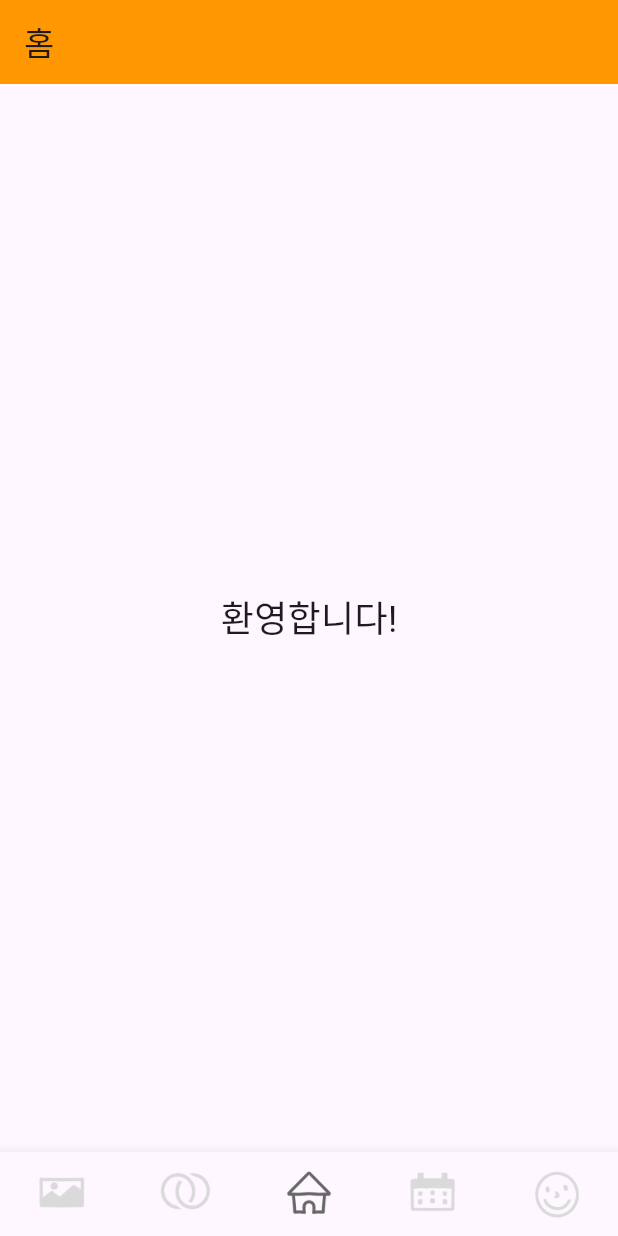
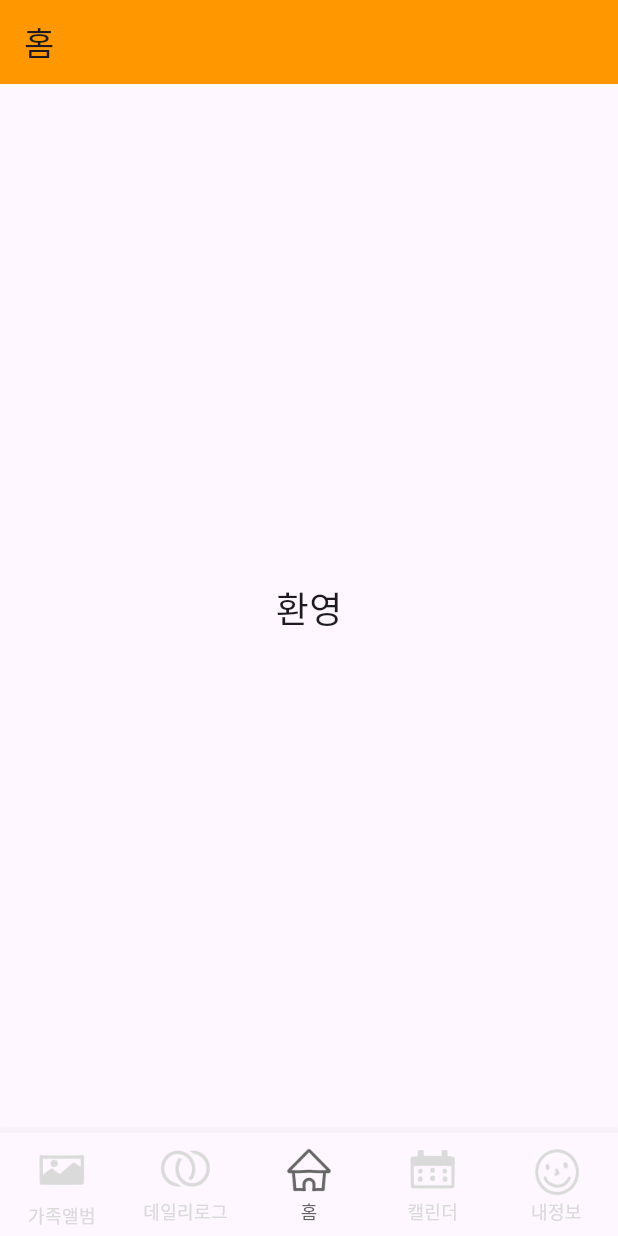
Before and after one commit to Familring/Familring, a Flutter app: the MyHomePage screen opened directly, on a phone screen of 412 x 824 dp. Run offline on Flutter 3.47's test engine with Material 3 defaults, Android fonts, the light colour scheme and no system bars.

Commit message:
하단 네비게이션 바 오류 수정(로그인, 회원가입 기능과 연결)

```diff
--- a/lib/home_screen.dart
+++ b/lib/home_screen.dart
@@ -10,7 +10,7 @@ class HomeScreen extends StatelessWidget {
       ),
       body: Center(
         child: Text(
-          '환영합니다!',
+          '환영',
           style: TextStyle(fontSize: 24),
         ),
       ),
--- a/lib/login_screen.dart
+++ b/lib/login_screen.dart
@@ -27,6 +27,9 @@ class _LoginScreenState extends State<LoginScreen> {
       print('Response body: ${response.body}');
 
       if (response.statusCode == 200) {
+        setState(() {
+          _errorMessage = '';
+        });
         ScaffoldMessenger.of(context).showSnackBar(
           SnackBar(content: Text('로그인 성공')),
         );
--- a/lib/main.dart
+++ b/lib/main.dart
@@ -1,3 +1,6 @@
+import 'package:familring/login_screen.dart';
+import 'package:familring/signup_screen.dart';
+import 'package:familring/welcome_screen.dart';
 import 'package:flutter/material.dart';
 import 'photo_album_screen.dart';
 import 'question_list_screen.dart';
@@ -13,12 +16,17 @@ class MyApp extends StatelessWidget {
   @override
   Widget build(BuildContext context) {
     return MaterialApp(
-      title: 'Flutter Navigation Bar',
-      theme: ThemeData(
-        primarySwatch: Colors.blue,
-      ),
-      debugShowCheckedModeBanner: false,
-      home: MyHomePage(),
+        title: 'Flutter Navigation Bar',
+        theme: ThemeData(
+          primarySwatch: Colors.blue,
+        ),
+        debugShowCheckedModeBanner: false,
+        home: WelcomeScreen(),
+        routes:{
+          '/login' : (context) => LoginScreen(),
+          '/signup' : (context) => SignupScreen(),
+          '/home' : (context) => MyHomePage(),
+        }
     );
   }
 }
@@ -59,45 +67,45 @@ class _MyHomePageState extends State<MyHomePage> {
               AssetImage('images/photo_album_icon.png'),
               size: 40,
             ),
-            label: '',
+            label: '가족앨범',
           ),
           BottomNavigationBarItem(
             icon: ImageIcon(
               AssetImage('images/question_list_icon.png'),
               size: 35,
             ),
-            label: '',
+            label: '데일리로그',
           ),
           BottomNavigationBarItem(
             icon: ImageIcon(
               AssetImage('images/home_icon.png'),
               size: 35,
             ),
-            label: '',
+            label: '홈',
           ),
           BottomNavigationBarItem(
             icon: ImageIcon(
               AssetImage('images/calender_icon.png'),
               size: 35,
             ),
-            label: '',
+            label: '캘린더',
           ),
           BottomNavigationBarItem(
             icon: ImageIcon(
               AssetImage('images/mypage_icon.png'),
               size: 35,
             ),
-            label: '',
+            label: '내정보',
           ),
         ],
         currentIndex: _selectedIndex,
         selectedItemColor: Color.fromARGB(255, 101, 101, 101),
         unselectedItemColor: Color.fromARGB(255, 218, 218, 218),
         onTap: _onItemTapped,
-        selectedFontSize: 0, // 선택된 아이콘의 폰트 크기를 0으로 설정
-        unselectedFontSize: 0, // 선택되지 않은 아이콘의 폰트 크기를 0으로 설정
-        showSelectedLabels: false, // 선택된 아이콘의 레이블 숨김
-        showUnselectedLabels: false, // 선택되지 않은 아이콘의 레이블 숨김
+        selectedFontSize: 12,
+        unselectedFontSize: 12,
+        showSelectedLabels: true,
+        showUnselectedLabels: true,
       ),
     );
   }
--- a/lib/signup_screen.dart
+++ b/lib/signup_screen.dart
@@ -37,7 +37,7 @@ class SignupScreen extends StatelessWidget {
         ScaffoldMessenger.of(context).showSnackBar(
           SnackBar(content: Text('회원가입이 완료되었습니다.')),
         );
-        Navigator.pushNamedAndRemoveUntil(context, '/home', (route) => false);
+        Navigator.pushNamedAndRemoveUntil(context, '/login', (route) => false);
       } else {
         var responseData = jsonDecode(response.body);
         ScaffoldMessenger.of(context).showSnackBar(
```
